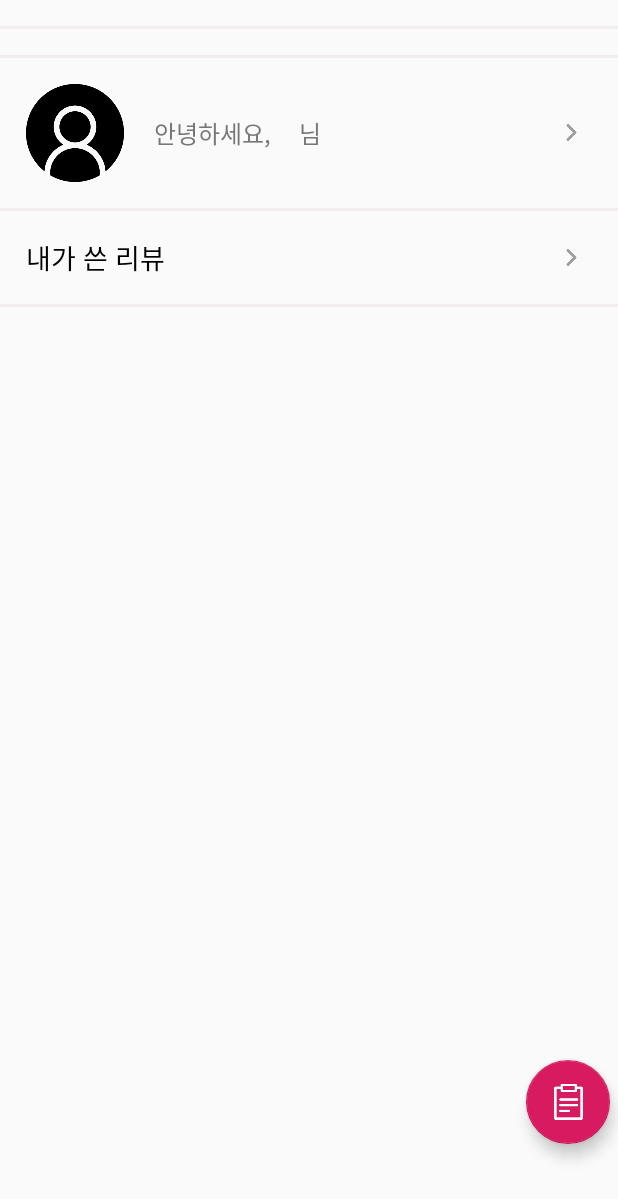
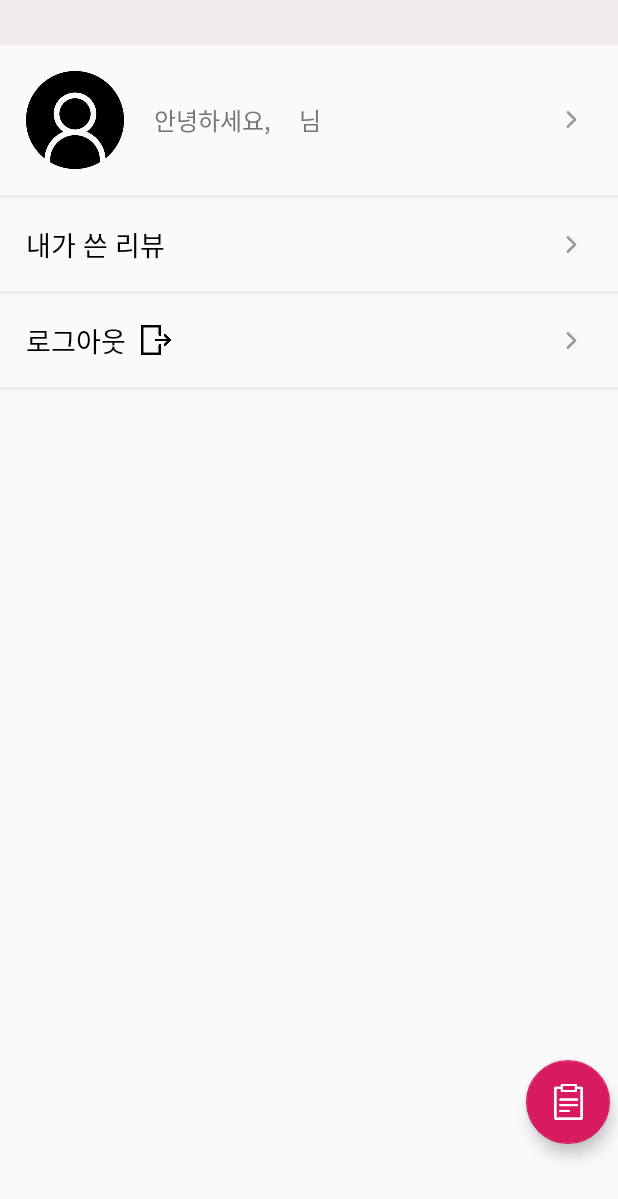
Before and after one commit to miinsuu/MOC, an Android app: the fragment MoreInfoFragment placed in its activity, on a phone screen of 412 x 824 dp. Shown: the top 1199 px of the screen. Run offline under Robolectric (Android 15) with nearby library versions, the phone set to English and light mode, and no system bars; our stand-ins replace Firebase (no records; nobody signed in at launch, a user with empty details on screens opened directly); libraries missing offline, so code that uses them is left out: com.facebook, com.facebook.login; 1 statement that could not run was skipped.

Commit message:
더보기 페이지 구현(로그아웃)

```diff
--- a/app/src/main/java/com/momeokji/moc/HomeFragment.java
+++ b/app/src/main/java/com/momeokji/moc/HomeFragment.java
@@ -102,21 +102,6 @@ public class HomeFragment extends Fragment {
             });
         }
 
-        // 로그아웃
-        ImageButton logoutButton = view.findViewById(R.id.moreEvent_btn);
-        logoutButton.setOnClickListener(new View.OnClickListener() {
-            @Override
-            public void onClick(View view) {
-                // 로그아웃
-                FirebaseAuth.getInstance().signOut();
-                LoginManager.getInstance().logOut();
-                // 유저정보 삭제
-                User.getUser().clearUser();
-                Toast.makeText(getContext(), "로그아웃", Toast.LENGTH_SHORT).show();
-                // 로그인 화면으로 이동
-                startActivity(new Intent(getContext(), LoginActivity.class));
-            }
-        });
 
     }
 }
--- a/app/src/main/java/com/momeokji/moc/MoreInfoFragment.java
+++ b/app/src/main/java/com/momeokji/moc/MoreInfoFragment.java
@@ -2,6 +2,7 @@ package com.momeokji.moc;
 
 
 import android.content.Context;
+import android.content.Intent;
 import android.os.Bundle;
 
 import androidx.fragment.app.Fragment;
@@ -10,7 +11,10 @@ import android.view.LayoutInflater;
 import android.view.View;
 import android.view.ViewGroup;
 import android.widget.TextView;
+import android.widget.Toast;
 
+import com.facebook.login.LoginManager;
+import com.google.firebase.auth.FirebaseAuth;
 import com.momeokji.moc.data.User;
 
 
@@ -33,10 +37,26 @@ public class MoreInfoFragment extends Fragment {
 
         View userNicknameLinearLayout = view.findViewById(R.id.moreInfo_fragment_userNickname_linearLayout);
         View myReviewLinearLayout = view.findViewById(R.id.moreInfo_fragment_myReview_linearLayout);
+        View logoutLinearLayout = view.findViewById(R.id.moreInfo_fragment_logout_linearLayout);
         TextView userNicknameTxt = view.findViewById(R.id.moreInfo_fragment_userNicknameTxt);
 
         // 유저 이름 띄우기
         userNicknameTxt.setText(User.getUser().getNickName());
+        // 로그아웃 리스너
+        logoutLinearLayout.setOnClickListener(new View.OnClickListener() {
+            @Override
+            public void onClick(View view) {
+                // 파이어베이스 로그아웃
+                FirebaseAuth.getInstance().signOut();
+                // 페이스북 로그아웃
+                LoginManager.getInstance().logOut();
+                // 유저정보 삭제
+                User.getUser().clearUser();
+                Toast.makeText(getContext(), "로그아웃", Toast.LENGTH_SHORT).show();
+                // 로그인 화면으로 이동
+                startActivity(new Intent(getContext(), LoginActivity.class));
+            }
+        });
 
         return view;
     }
--- a/app/src/main/res/layout/fragment_more_info.xml
+++ b/app/src/main/res/layout/fragment_more_info.xml
@@ -2,7 +2,7 @@
 <FrameLayout xmlns:android="http://schemas.android.com/apk/res/android"
     xmlns:tools="http://schemas.android.com/tools"
     android:layout_width="match_parent"
-    android:layout_height="match_parent"
+    android:layout_height="1000dp"
     tools:context=".MoreInfoFragment">
 
     <!-- TODO: Update blank fragment layout -->
@@ -12,13 +12,7 @@
         android:orientation="vertical">
         <View
             android:layout_width="match_parent"
-            android:layout_height="2dp"
-            android:layout_marginTop="17dp"
-            android:background="#6FE4DBDB"/>
-        <View
-            android:layout_width="match_parent"
-            android:layout_height="2dp"
-            android:layout_marginTop="17dp"
+            android:layout_height="30dp"
             android:background="#6FE4DBDB"/>
 
         <!--유저닉네임 수정 버튼 시작-->
@@ -111,7 +105,6 @@
                     android:src="@drawable/rightarrowicon"/>
             </LinearLayout>
         </LinearLayout>
-
         <View
             android:layout_width="match_parent"
             android:layout_height="2dp"
@@ -119,6 +112,47 @@
             android:background="#6FE4DBDB"/>
         <!--내가 쓴 리뷰 버튼 끝-->
 
+        <!--로그아웃 버튼 시작-->
+        <LinearLayout
+            android:id="@+id/moreInfo_fragment_logout_linearLayout"
+            android:layout_width="match_parent"
+            android:layout_height="wrap_content"
+            android:layout_marginTop="17dp"
+            android:layout_marginLeft="17dp"
+            android:orientation="horizontal">
+            <TextView
+                android:layout_width="wrap_content"
+                android:layout_height="wrap_content"
+                android:layout_gravity="center_vertical"
+                android:layout_marginRight="10dp"
+                android:text="로그아웃"
+                android:textSize="18sp"
+                android:textColor="@color/black"/>
+            <ImageView
+                android:layout_width="20dp"
+                android:layout_height="20dp"
+                android:layout_gravity="center_vertical"
+                android:src="@drawable/logout"/>
+            <LinearLayout
+                android:layout_width="match_parent"
+                android:layout_height="wrap_content"
+                android:layout_gravity="center_vertical"
+                android:gravity="right">
+                <ImageView
+                    android:layout_width="11dp"
+                    android:layout_height="11dp"
+                    android:tint="@color/darkGray"
+                    android:layout_gravity="center_vertical"
+                    android:layout_marginRight="25dp"
+                    android:src="@drawable/rightarrowicon"/>
+            </LinearLayout>
+        </LinearLayout>
+        <View
+            android:layout_width="match_parent"
+            android:layout_height="2dp"
+            android:layout_marginTop="17dp"
+            android:background="#6FE4DBDB"/>
+        <!--로그아웃 버튼 끝-->
 
 
 
```
Also changed, not shown: app/src/main/res/drawable-xhdpi/logout.png (added).
